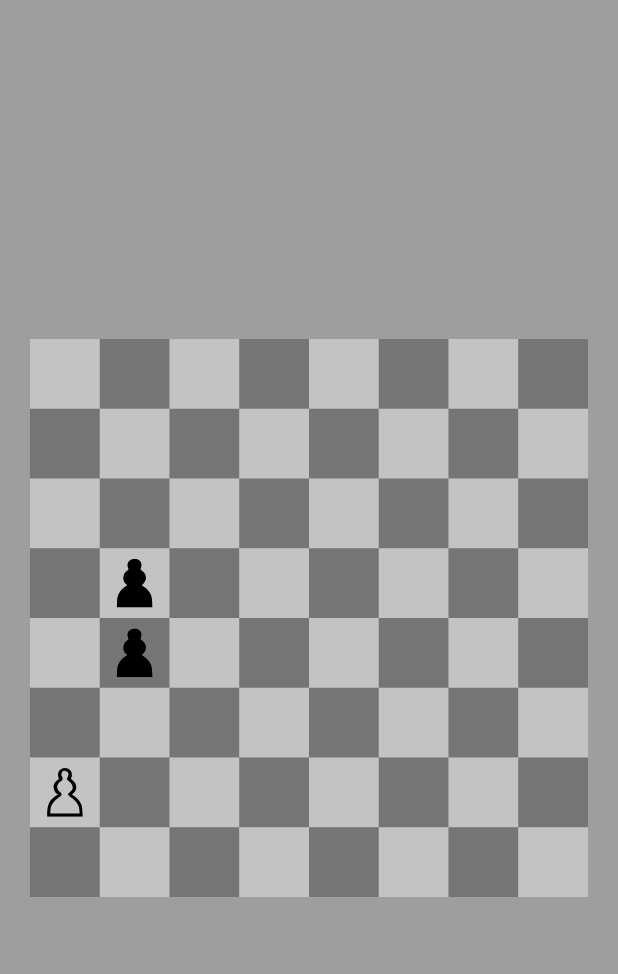
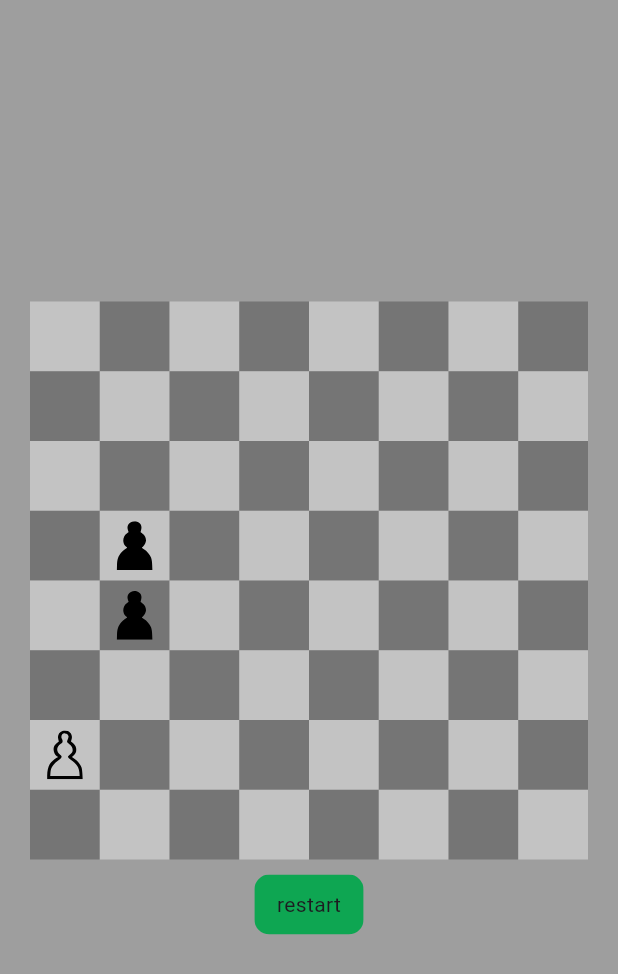
Before and after one commit to qoiu/flutter_chess, a Flutter app: the screen it shows after launch, on a phone screen of 412 x 824 dp. Shown: the top 974 px of the screen. Run offline on Flutter 3.47's test engine with Material 3 defaults, Android fonts, the phone set to English and light mode, and no system bars; our stand-ins replace flutter_svg.

Commit message:
add some ui

```diff
--- a/lib/board_screen.dart
+++ b/lib/board_screen.dart
@@ -1,13 +1,15 @@
+import 'package:chess/components/main_button.dart';
 import 'package:chess/models/board.dart';
+import 'package:chess/models/boards.dart';
 import 'package:chess/models/figure.dart';
 import 'package:flutter/cupertino.dart';
 import 'package:flutter/material.dart';
 import 'package:flutter_svg/flutter_svg.dart';
 
 class BoardScreen extends StatefulWidget {
-  final Board board;
+  final Board? board;
 
-  const BoardScreen(this.board, {super.key});
+  const BoardScreen({this.board, super.key});
 
   @override
   State<BoardScreen> createState() => _BoardScreenState();
@@ -16,17 +18,22 @@ class BoardScreen extends StatefulWidget {
 class _BoardScreenState extends State<BoardScreen> {
   var size = 40.0;
   Figure? selectedFigure;
+  late Board board;
 
   @override
-  Widget build(BuildContext context) {
-    size = (MediaQuery.of(context).size.width - 40) / 8;
+  void initState() {
+    // TODO: implement initState
+    super.initState();
+    if (widget.board != null) {
+      board = widget.board!;
+    } else {
+      board = Boards.classicChessBoard;
+    }
+  }
+
+  Widget boardItem() {
     var isBlack = false;
-    return Container(
-      color: Colors.grey,
-      alignment: Alignment.center,
-      child: Column(
-        crossAxisAlignment: CrossAxisAlignment.center,
-        mainAxisSize: MainAxisSize.min,
+    return Column(
       children: [
         for (var y = 8; y > 0; --y) ...{
           Row(
@@ -38,11 +45,11 @@ class _BoardScreenState extends State<BoardScreen> {
                 }
                 isBlack = !isBlack;
                 var point = Point.fromCoord(x, y);
-                  var figure = widget.board.getFigureAt(point);
+                var figure = board.getFigureAt(point);
                 return GestureDetector(
                   onTap: () {
                     debugPrint("x: $x, y: $y");
-                      widget.board.cellTap(x, y);
+                    board.cellTap(x, y);
                     setState(() {});
                   },
                   child: Stack(
@@ -55,7 +62,7 @@ class _BoardScreenState extends State<BoardScreen> {
                       Container(
                           width: size,
                           height: size,
-                            color: widget.board.getOverlayColor(point),
+                          color: board.getOverlayColor(point),
                           alignment: Alignment.center,
                           child: figure != null
                               ? SvgPicture.asset(figure.image,
@@ -67,6 +74,26 @@ class _BoardScreenState extends State<BoardScreen> {
               }))
         }
       ],
+    );
+  }
+
+  @override
+  Widget build(BuildContext context) {
+    size = (MediaQuery.of(context).size.width - 40) / 8;
+    return Container(
+      color: Colors.grey,
+      alignment: Alignment.center,
+      child: Column(
+        crossAxisAlignment: CrossAxisAlignment.center,
+        mainAxisSize: MainAxisSize.min,
+        children: [
+          boardItem(),
+          const SizedBox(height: 10),
+          MainButton("restart", (){
+            board = Boards.classicChessBoard;
+            setState(() {});
+          })
+        ],
       ),
     );
   }
--- /dev/null
+++ b/lib/components/main_button.dart
@@ -0,0 +1,89 @@
+import 'package:chess/utils/themes.dart';
+import 'package:flutter/material.dart';
+
+class MainButton extends StatelessWidget {
+  final Function() onClick;
+  final String text;
+  final bool isLoading;
+  final bool isActive;
+  final Color? color;
+  final Color? textColor;
+  final Widget? extraRight;
+  final Color? border;
+  final bool filled;
+
+  const MainButton(this.text, this.onClick,
+      {this.isLoading = false,
+      this.isActive = true,
+      this.color,
+      this.textColor,
+      this.border,
+      this.extraRight,
+      this.filled = false,
+      super.key});
+
+
+  @override
+  Widget build(BuildContext context) {
+    return ClipRRect(
+      borderRadius: BorderRadius.circular(10),
+      child: Material(
+        color: (color ?? MainTheme.accentColor)
+            .withOpacity(isActive ? 1.0 : 0.5),
+        child: InkWell(
+          highlightColor: Colors.white.withAlpha(30),
+          onTap: isActive && !isLoading
+              ? () {
+                  onClick();
+                }
+              : null,
+          child: Container(
+            padding: const EdgeInsets.symmetric(vertical: 10, horizontal: 15),
+            child: Row(
+              mainAxisSize: MainAxisSize.min,
+              children: [
+                if (filled) ...{
+                  const Expanded(
+                      child: SizedBox(
+                    height: 0,
+                  ))
+                },
+                Stack(
+                  alignment: Alignment.center,
+                  children: [
+                    Opacity(
+                      opacity: isLoading ? 0 : 1,
+                      child: Text(
+                        text,
+                        maxLines: 2),
+                      ),
+                    ]),
+                    if (isLoading) ...{
+                      SizedBox(
+                        height: 20,
+                        width: 20,
+                        child: CircularProgressIndicator(
+                          color: textColor??MainTheme.secondaryColor,
+                        ),
+                      )
+                    },
+                if (extraRight != null) ...{
+                  const SizedBox(
+                    width: 10,
+                  ),
+                  extraRight!
+                },
+                if (filled) ...{
+                  const Expanded(
+                      child: SizedBox(
+                    height: 0,
+                  ))
+                },
+              ],
+            ),
+          ),
+        ),
+      ),
+    );
+  }
+}
--- a/lib/main.dart
+++ b/lib/main.dart
@@ -79,8 +79,8 @@ class _MyHomePageState extends State<MyHomePage> {
     var blackPawn = Figure.blackPawn(Point("b4"));
     var blackPawn2 = Figure.blackPawn(Point("b5"));
     board.figures=[whitePawn,blackPawn, blackPawn2];
-    return Scaffold(
-      body: BoardScreen(board),
+    return const Scaffold(
+      body: BoardScreen(),
     );
   }
 }
--- a/lib/models/board.dart
+++ b/lib/models/board.dart
@@ -79,6 +79,14 @@ class Board{
     });
   }
 
+  static Board classicChessBoard(){
+    var board = Board(lettersMap);
+    var whitePawn = Figure.whitePawn(Point("a2"));
+    var blackPawn = Figure.blackPawn(Point("b4"));
+    var blackPawn2 = Figure.blackPawn(Point("b5"));
+    board.figures=[whitePawn,blackPawn, blackPawn2];
+    return board;
+  }
 }
 
 class Point{
--- /dev/null
+++ b/lib/models/board_position.dart
@@ -0,0 +1,3 @@
+class BoardPosition{
+
+}
--- /dev/null
+++ b/lib/models/boards.dart
@@ -0,0 +1,17 @@
+
+import 'package:chess/models/board.dart';
+import 'package:chess/models/figure.dart';
+
+abstract class Boards{
+
+  static Board get classicChessBoard {
+    var board = Board(lettersMap);
+    var whitePawn = Figure.whitePawn(Point("a2"));
+    var blackPawn = Figure.blackPawn(Point("b4"));
+    var blackPawn2 = Figure.blackPawn(Point("b5"));
+    board.figures=[whitePawn,blackPawn, blackPawn2];
+    return board;
+  }
+
+
+}
--- /dev/null
+++ b/lib/models/player.dart
@@ -0,0 +1,5 @@
+class Player{
+  int id;
+
+  Player(this.id);
+}
--- /dev/null
+++ b/lib/utils/themes.dart
@@ -0,0 +1,97 @@
+import 'package:flutter/material.dart';
+
+const String _fontFamily = 'Mont';
+const String _fontFamilySemibold = 'Mont_Semibold';
+const String _fontFamilyBold = 'Mont_Bold';
+
+class MainTheme {
+  static const Color white = Color(0xFFFFFFFF);
+  static const Color shadow = Color(0x33262626);
+  static const Color mainBackgroundColor = white;
+  static const Color textColor = Color(0xFF071E23);
+  static const Color accentColor = Color(0xFF0EA652);
+  static const Color secondaryColor = Color(0xFFE3F2FD);
+  // static const Color fizikiLightColor = Color(0xFFDFFFE4);
+  static const Color grayFonColor = Color(0xFFF3F1F8);
+  static const Color grayFon1Color = Color(0xFFF3F1F8);
+  static const Color grayFon2Color = Color(0xFFE1E0E5);
+  static const Color grayFon3Color = Color(0xFF88868D);
+  static const Color grayFonDarkestColor = Color(0xFF4F4F4F);
+
+  static const Color intenseBlueColor = Color(0xFF107AF6);
+  static const Color extraBlueColor = Color(0xFF51ABFF);
+  static const Color extraBlueLightColor = Color(0xFFE2F8FF);
+  static const Color extraRedColor = Color(0xFFF3612C);
+  static const Color extraRedLightColor = Color(0xFFFFEAE2);
+  static const Color extraYellowColor = Color(0xFFFFB428);
+  static const Color extraYellowLightColor = Color(0xFFFFF7E9);
+  static const Color nightColor = Color(0xFF5282C9);
+
+  static ThemeData terraTheme = ThemeData(
+    colorScheme: const ColorScheme.light(
+        primary: accentColor,
+        onPrimary: mainBackgroundColor,
+        secondary: secondaryColor,
+        onSecondary: textColor,
+        background: mainBackgroundColor,
+        onBackground: textColor,
+        outline: grayFon2Color,
+        surface: mainBackgroundColor,
+        inversePrimary: grayFon2Color,
+        onSurface: grayFon3Color),
+    textSelectionTheme: TextSelectionThemeData(
+        cursorColor: accentColor,
+        selectionColor: accentColor.withAlpha(100),
+        selectionHandleColor: accentColor),
+    textTheme: TextTheme(
+        bodyMedium: textMain14,
+        bodySmall: textMain12,
+        bodyLarge: textMain16,
+        labelSmall: semibold12,
+        labelMedium: semibold14,
+        labelLarge: semibold16,
+        titleSmall: bold12,
+        titleMedium: bold14,
+        titleLarge: bold16,
+        headlineLarge: bold18
+        ),
+  );
+
+  static TextStyle textMain14 = const TextStyle(
+    fontSize: 14,
+    fontWeight: FontWeight.w400,
+    color: textColor,
+    letterSpacing: 0.02,
+    fontStyle: FontStyle.normal,
+    fontFamily: _fontFamily,
+    decoration: TextDecoration.none,
+  );
+  static TextStyle textMain16 = textMain14.copyWith(fontSize: 16);
+  static TextStyle textMain12 = textMain14.copyWith(fontSize: 12);
+  static TextStyle textMain10 = textMain14.copyWith(fontSize: 10);
+
+  static TextStyle semibold14 = const TextStyle(
+    fontSize: 14,
+    fontWeight: FontWeight.w700,
+    color: textColor,
+    fontFamily: _fontFamilySemibold,
+    letterSpacing: 0.02,
+    fontStyle: FontStyle.normal,
+    decoration: TextDecoration.none,
+  );
+  static TextStyle semibold16 = semibold14.copyWith(fontSize: 16);
+  static TextStyle semibold12 = semibold14.copyWith(fontSize: 12);
+
+  static TextStyle bold14 = const TextStyle(
+    fontSize: 14,
+    fontWeight: FontWeight.w800,
+    color: textColor,
+    letterSpacing: 0.02,
+    fontFamily: _fontFamilyBold,
+    fontStyle: FontStyle.normal,
+    decoration: TextDecoration.none,
+  );
+  static TextStyle bold16 = bold14.copyWith(fontSize: 16);
+  static TextStyle bold18 = bold14.copyWith(fontSize: 18);
+  static TextStyle bold12 = bold14.copyWith(fontSize: 12);
+}
--- a/pubspec.yaml
+++ b/pubspec.yaml
@@ -36,6 +36,7 @@ dependencies:
   # Use with the CupertinoIcons class for iOS style icons.
   cupertino_icons: ^1.0.6
   flutter_svg: ^2.0.5
+  sqflite: ^2.3.0
 
 dev_dependencies:
   flutter_test:
```
Also changed, not shown: pubspec.lock, 1 other file. Lines whose indentation alone changed are shown as unchanged.
